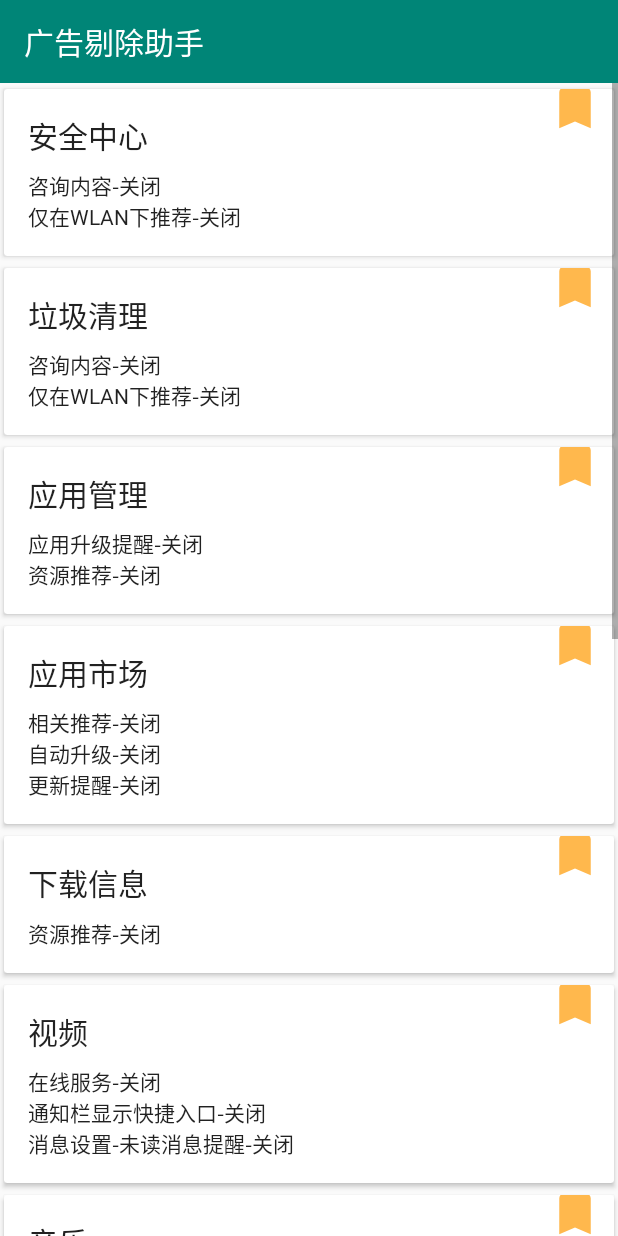
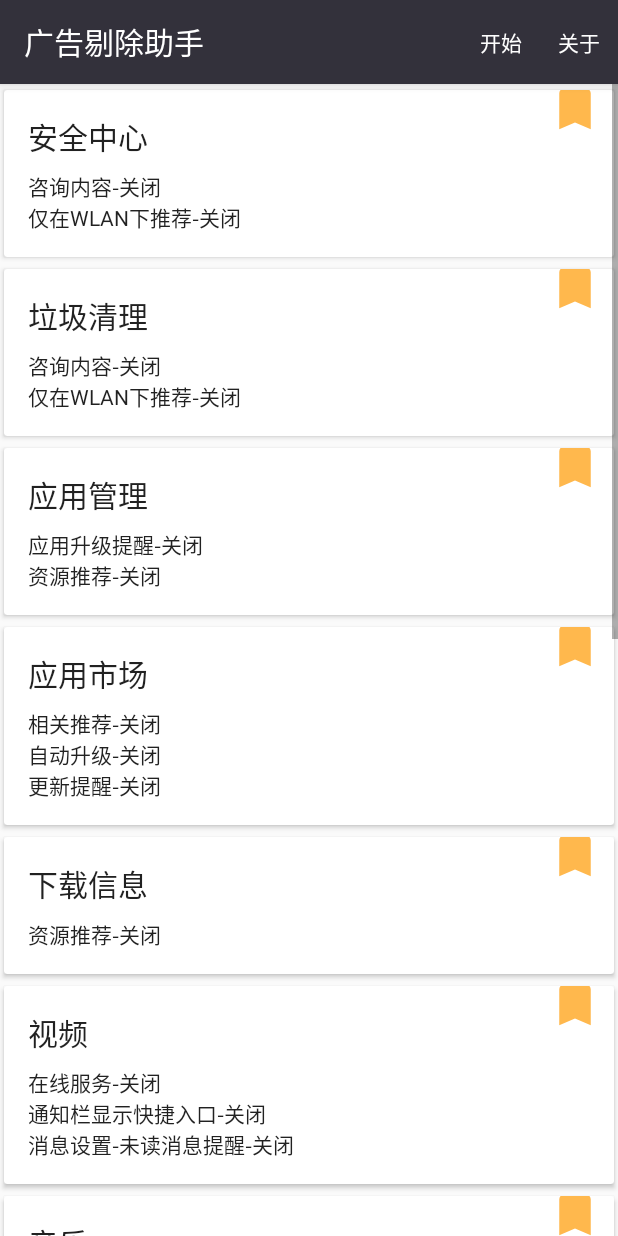
Before and after one commit to ibaozi-cn/CloseXiaomiAdvertising, an Android app: the SettingActivity screen opened directly, with no data from a screen before it, on a phone screen of 412 x 824 dp. Run offline under Robolectric (Android 15) with nearby library versions, the phone set to English and light mode, and no system bars.

Commit message:
add menu 菜单

```diff
--- a/app/build.gradle
+++ b/app/build.gradle
@@ -26,6 +26,7 @@ dependencies {
     implementation fileTree(include: ['*.jar'], dir: 'libs')
     implementation "org.jetbrains.kotlin:kotlin-stdlib-jdk7:$kotlin_version"
     implementation 'com.android.support:appcompat-v7:28.0.0'
+    implementation 'com.android.support:design:28.0.0'
     implementation 'com.android.support.constraint:constraint-layout:1.1.3'
     testImplementation 'junit:junit:4.12'
     androidTestImplementation 'com.android.support.test:runner:1.0.2'
--- a/app/src/main/java/com/example/julive/wechathelper/SettingActivity.kt
+++ b/app/src/main/java/com/example/julive/wechathelper/SettingActivity.kt
@@ -2,12 +2,15 @@ package com.example.julive.wechathelper
 
 import android.os.Bundle
 import android.preference.Preference
-import android.support.v7.app.AppCompatActivity
 import android.preference.PreferenceFragment
 import android.preference.PreferenceScreen
+import android.support.v7.app.AppCompatActivity
+import android.support.v7.widget.Toolbar
+import android.view.MenuItem.SHOW_AS_ACTION_ALWAYS
 import android.widget.ListView
 import com.github.rubensousa.viewpagercards.FactoryClose
 import com.github.rubensousa.viewpagercards.log
+import com.github.rubensousa.viewpagercards.openSaveCore
 
 
 class SettingActivity : AppCompatActivity() {
@@ -17,11 +20,22 @@ class SettingActivity : AppCompatActivity() {
     override fun onCreate(savedInstanceState: Bundle?) {
         super.onCreate(savedInstanceState)
         setContentView(R.layout.activity_setting)
+
         if (savedInstanceState == null) {
             val fragment = SettingFragment()
             fragmentManager.beginTransaction().add(R.id.fragment, fragment).commit()
         }
 
+        val toolbar = findViewById<Toolbar>(R.id.toolbar)
+        toolbar.menu.add("开始").setShowAsAction(SHOW_AS_ACTION_ALWAYS)
+        toolbar.menu.add("关于").setShowAsAction(SHOW_AS_ACTION_ALWAYS)
+
+        toolbar.setOnMenuItemClickListener {
+            if (it.title == "开始") {
+                openSaveCore()
+            }
+            true
+        }
     }
 
     override fun onStart() {
@@ -46,7 +60,7 @@ class SettingActivity : AppCompatActivity() {
 
         override fun onPreferenceTreeClick(preferenceScreen: PreferenceScreen?, preference: Preference): Boolean {
             log("preferenceScreen$preference")
-            FactoryClose.closeSet(preference.title.toString(),activity)
+            FactoryClose.closeSet(preference.title.toString(), activity)
             return super.onPreferenceTreeClick(preferenceScreen, preference)
         }
     }
--- a/app/src/main/res/layout/activity_setting.xml
+++ b/app/src/main/res/layout/activity_setting.xml
@@ -1,23 +1,35 @@
 <?xml version="1.0" encoding="utf-8"?>
-<LinearLayout xmlns:android="http://schemas.android.com/apk/res/android"
-              xmlns:tools="http://schemas.android.com/tools"
-              xmlns:app="http://schemas.android.com/apk/res-auto"
-              android:layout_width="match_parent"
-              android:layout_height="match_parent"
-              android:orientation="vertical"
-              android:gravity="center"
-              tools:context=".MainActivity">
-    <android.support.v7.widget.Toolbar
-            app:title="@string/app_name"
-            app:titleTextColor="@android:color/white"
-            android:background="@color/colorPrimary"
+<LinearLayout
+        xmlns:android="http://schemas.android.com/apk/res/android"
+        xmlns:app="http://schemas.android.com/apk/res-auto"
+        xmlns:tools="http://schemas.android.com/tools"
+        android:orientation="vertical"
+        android:layout_width="match_parent"
+        android:layout_height="match_parent"
+        tools:context=".SettingActivity">
+
+    <android.support.design.widget.AppBarLayout
+            android:layout_height="wrap_content"
             android:layout_width="match_parent"
-            android:layout_height="55dp"/>
+            android:theme="@style/AppTheme.AppBarOverlay">
+
+        <android.support.v7.widget.Toolbar
+                android:id="@+id/toolbar"
+                app:title="@string/app_name"
+                android:layout_width="match_parent"
+                android:layout_height="?attr/actionBarSize"
+                android:background="?attr/colorPrimary"
+                app:layout_scrollFlags="scroll|enterAlways"
+                app:popupTheme="@style/AppTheme.PopupOverlay"/>
+
+    </android.support.design.widget.AppBarLayout>
 
     <LinearLayout
             android:id="@+id/fragment"
-            android:orientation="vertical"
             android:layout_width="match_parent"
-            android:layout_height="wrap_content"/>
+            android:layout_height="match_parent"
+            android:orientation="vertical">
+    </LinearLayout>
+
 
 </LinearLayout>
--- a/app/src/main/res/values/colors.xml
+++ b/app/src/main/res/values/colors.xml
@@ -1,6 +1,6 @@
 <?xml version="1.0" encoding="utf-8"?>
 <resources>
-    <color name="colorPrimary">#008577</color>
-    <color name="colorPrimaryDark">#00574B</color>
+    <color name="colorPrimary">#33313b</color>
+    <color name="colorPrimaryDark">#000</color>
     <color name="colorAccent">#D81B60</color>
 </resources>
--- /dev/null
+++ b/app/src/main/res/values/dimens.xml
@@ -0,0 +1,3 @@
+<resources>
+    <dimen name="fab_margin">16dp</dimen>
+</resources>
--- a/app/src/main/res/values/strings.xml
+++ b/app/src/main/res/values/strings.xml
@@ -1,4 +1,5 @@
 <resources>
     <string name="app_name">广告剔除助手</string>
     <string name="as_description">小米广告剔除助手</string>
+    <string name="title_activity_main2">Main2Activity</string>
 </resources>
--- a/app/src/main/res/values/styles.xml
+++ b/app/src/main/res/values/styles.xml
@@ -1,4 +1,6 @@
 <resources>
 
 
+    <style name="AppTheme.AppBarOverlay" parent="ThemeOverlay.AppCompat.Dark.ActionBar"/>
+    <style name="AppTheme.PopupOverlay" parent="ThemeOverlay.AppCompat.Light"/>
 </resources>
```
Also changed, not shown: app/src/main/AndroidManifest.xml (+36 -23 lines), app/src/main/java/com/example/julive/wechathelper/MainActivity.kt (+8 -4 lines), app/src/main/java/com/example/julive/wechathelper/WechatService.kt (+14 -12 lines).
